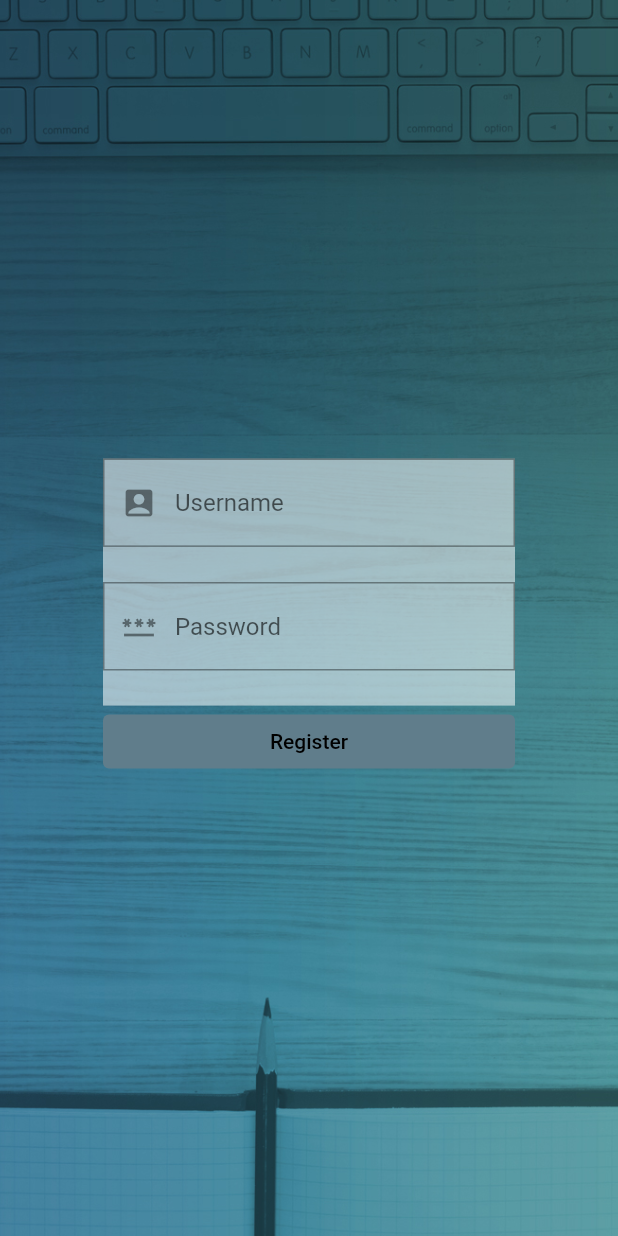
After one commit to EBYSAJU/Room-finder, a Flutter app: the RegisterPage screen opened by its route, after a tap on "Register", on a phone screen of 412 x 824 dp. The commit adds this screen. Run offline on Flutter 3.47's test engine with Material 2 defaults, Android fonts, the phone set to English and light mode, and no system bars; our stand-ins replace blur, cloud_firestore, dotted_border, file_picker, firebase_auth, firebase_core and 4 more; accounts and stored records are empty.

Commit message:
changed background image

```diff
--- a/lib/login.dart
+++ b/lib/login.dart
@@ -162,7 +162,7 @@ class _LoginState extends State<LoginPage>{
                           ),
                           onPressed: ()  {
                             Navigator.pushNamedAndRemoveUntil(
-                                context, '/signup', ModalRoute.withName('/signup'));
+                                context, '/register', ModalRoute.withName('/register'));
 
                           }),
                     ),
--- a/lib/main.dart
+++ b/lib/main.dart
@@ -1,6 +1,7 @@
 import 'package:firebase_core/firebase_core.dart';
 import 'package:flutter/material.dart';
 import 'package:myapp/login.dart';
+import 'package:myapp/register.dart';
 import 'package:myapp/test.dart';
 import 'package:myapp/userprofile.dart';
 import 'firebase_options.dart';
@@ -29,7 +30,7 @@ class MyApp extends StatelessWidget {
       title: 'My app',
       routes: {
         '/home': (context) =>profile(),
-        '/signup':(context)=>SignupPage(),
+        '/register':(context)=>RegisterPage(),
         '/login':(context)=>LoginPage(),
         '/upload':(context)=>HomePage(title: 'crop image')
       },
--- /dev/null
+++ b/lib/register.dart
@@ -0,0 +1,157 @@
+import 'package:cloud_firestore/cloud_firestore.dart';
+import 'package:flutter/material.dart';
+import 'package:firebase_auth/firebase_auth.dart';
+
+class RegisterPage extends StatefulWidget{
+  const RegisterPage({Key? key}) : super(key: key);
+
+  @override
+  _RegisterState createState() => new _RegisterState();
+
+}
+
+class _RegisterState extends State<RegisterPage>{
+  var size,height,width;
+  late String _email,_password;
+  void signup() async {
+    try {
+      final credential = await FirebaseAuth.instance.createUserWithEmailAndPassword(
+          email: _email,
+          password: _password
+      ).then((value) {
+        FirebaseFirestore.instance.collection('userData').doc(value.user?.uid).set({"email":value.user?.email});
+        Navigator.pushNamedAndRemoveUntil(
+            context, '/upload', ModalRoute.withName('/upload'));
+      });
+      if(credential!=null){
+        // print("hello");
+        Navigator.pushNamedAndRemoveUntil(
+            context, '/upload', ModalRoute.withName('/upload'));
+
+      }
+
+    } on FirebaseAuthException catch (e) {
+      if (e.code == 'weak-password') {
+       // print('The password provided is too weak.');
+
+        final snackBar= SnackBar(
+          content: Text('The password provided is too weak',textAlign: TextAlign.center,),
+          duration: Duration(seconds: 5,microseconds: 2000),
+
+        );
+        ScaffoldMessenger.of(context).showSnackBar(snackBar);
+      } else if (e.code == 'email-already-in-use') {
+       // print('The account already exists for that email.');
+
+        final snackBar= SnackBar(
+          content: Text('The account already exists for that email',textAlign: TextAlign.center,),
+          duration: Duration(seconds: 5,microseconds: 2000),
+
+        );
+        ScaffoldMessenger.of(context).showSnackBar(snackBar);
+
+      }
+    }catch(e){
+      print(e);
+    }
+  }
+
+  @override
+  Widget build(BuildContext context) {
+    size=MediaQuery.of(context).size;
+    height=size.height;
+    width=size.width;
+    return Scaffold(
+        body:Container(
+          decoration: BoxDecoration(
+              image: DecorationImage(
+                  image: AssetImage("assets/images/registerbackground.jpg"),
+                  fit: BoxFit.cover
+              )
+
+          ),
+
+          child: Center(
+            child: SingleChildScrollView(
+              child: Column(
+                mainAxisAlignment: MainAxisAlignment.center,
+                //crossAxisAlignment: CrossAxisAlignment.center,
+
+
+                children: [
+                  Center(
+                    child: Container(
+
+                      width: MediaQuery.of(context).size.width/1.5,
+                      height: MediaQuery.of(context).size.height * 0.10,
+                      color: Colors.white54,
+                      child: TextField(
+
+                          style: TextStyle(color: Colors.black),
+                          decoration: InputDecoration(
+                            border: OutlineInputBorder( borderRadius: BorderRadius.zero,),
+                            hintText: 'Username ',
+                            prefixIcon: Icon(Icons.account_box),
+                          ),
+                          onChanged: (input){
+                            _email=input;
+                          }
+
+                      ),
+
+                    ),
+                  ),
+                  Container(
+                    width: MediaQuery.of(context).size.width/1.5,
+                    height: MediaQuery.of(context).size.height * 0.10,
+                    color: Colors.white54,
+                    child: TextField(
+                      decoration: InputDecoration(
+                        border: OutlineInputBorder(borderRadius: BorderRadius.zero, ),
+                        hintText: 'Password ',
+                        prefixIcon: Icon(Icons.password),
+                      ),
+                      obscureText: true,
+
+                      onChanged: (input)=>_password=input,
+                    ),
+
+                  ),
+                  Container(
+                    width: MediaQuery.of(context).size.width/1.5,
+
+                    child: TextButton(
+                        child: Text('Register'),
+                        style: ButtonStyle(
+                          backgroundColor: MaterialStateProperty.all<Color>(Colors.blueGrey),
+                          foregroundColor: MaterialStateProperty.all<Color>(Colors.black),
+                          overlayColor: MaterialStateProperty.resolveWith<Color?>(
+                                (Set<MaterialState> states) {
+                              if (states.contains(MaterialState.hovered))
+                                return Colors.blue.withOpacity(0.20);
+                              if (states.contains(MaterialState.focused) ||
+                                  states.contains(MaterialState.pressed))
+                                return Colors.blue.withOpacity(0.60);
+                              return null; // Defer to the widget's default.
+                            },
+                          ),
+                        ),
+                        onPressed: ()  {
+                          signup();
+
+                        }),
+                  ),
+
+
+                ],
+              ),
+            ),
+          ),
+        )
+    );
+  }
+
+
+
+
+}
--- a/pubspec.yaml
+++ b/pubspec.yaml
@@ -72,6 +72,7 @@ flutter:
   assets:
        - assets/images/background.jpg
        - assets/images/bcimage.jpg
+       - assets/images/registerbackground.jpg
 
 
   # An image asset can refer to one or more resolution-specific "variants", see
```
Also changed, not shown: assets/images/bcimage.jpg, assets/images/registerbackground.jpg (added).
